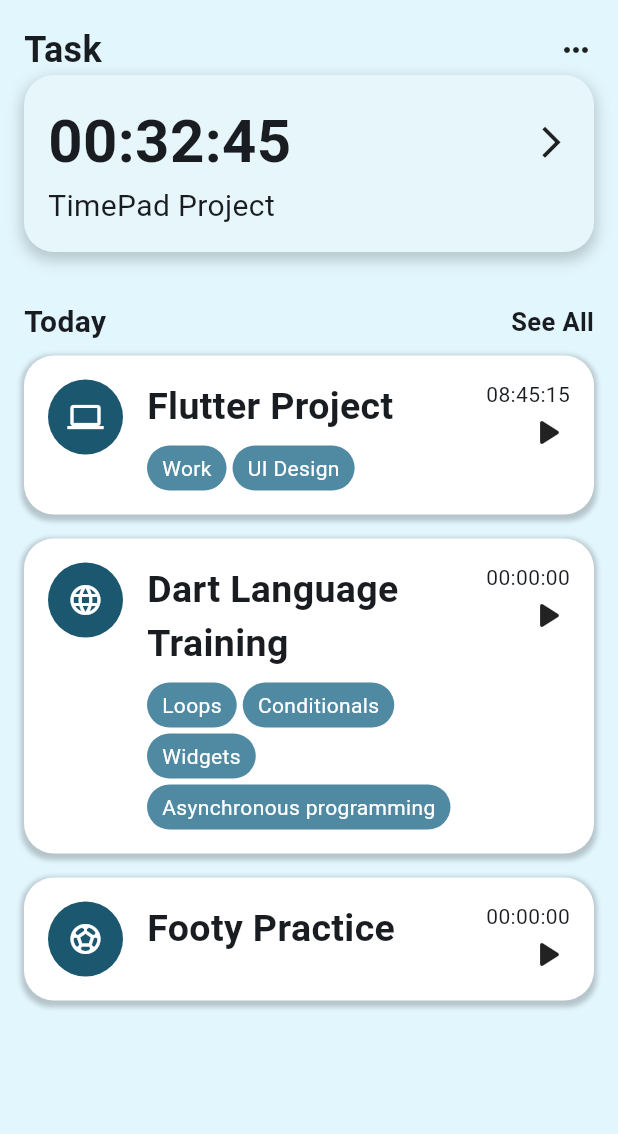
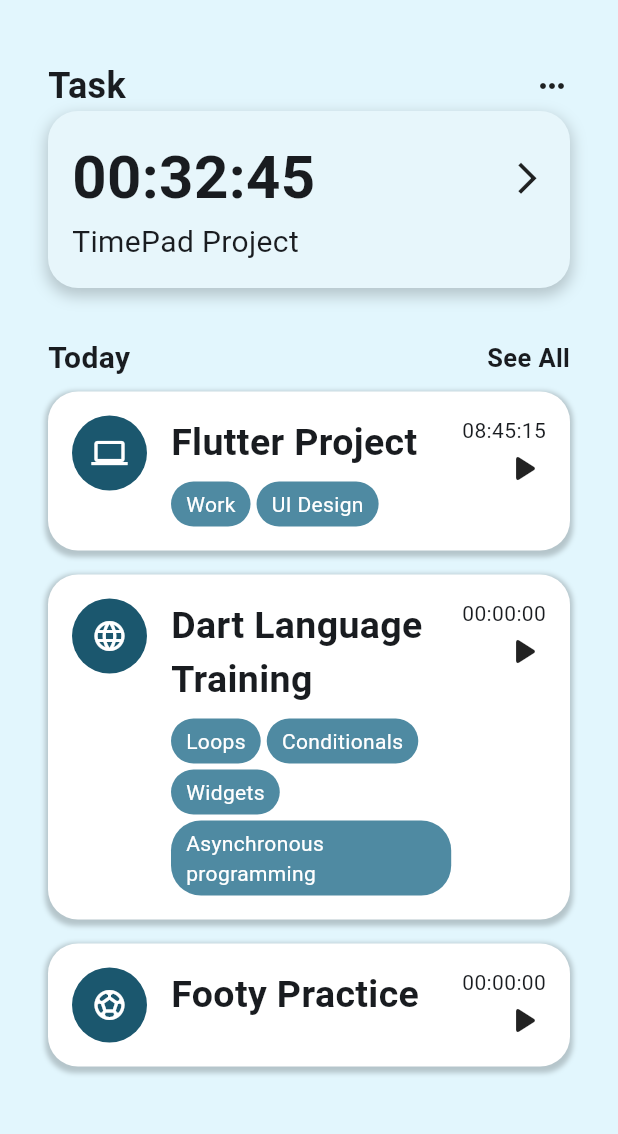
Before and after one commit to daiyaan-2000/TimeTracker, a Flutter app: the DashboardPage screen opened directly, on a phone screen of 412 x 824 dp, the part 84-1218 px from its top. Run offline on Flutter 3.47's test engine with Material 3 defaults, Android fonts, the phone set to English and light mode, and no system bars.

Commit message:
Side margins of 16 on outermost column

```diff
--- a/lib/pages/dashboard_page.dart
+++ b/lib/pages/dashboard_page.dart
@@ -12,8 +12,11 @@ class DashboardPage extends StatelessWidget {
       backgroundColor: Color.fromARGB(255, 226, 246, 253),
       body: SingleChildScrollView(
         padding: EdgeInsets.all(16),
+        child: Container(
+          margin: EdgeInsets.symmetric(horizontal: 16),
           child: Column(
             children: [
+              SizedBox(height: 24),
               Row(
                 mainAxisAlignment: MainAxisAlignment.spaceBetween,
                 children: [
@@ -64,6 +67,7 @@ class DashboardPage extends StatelessWidget {
                 timer: '00:00:00',
               ),
             ],
+          ),
         ),
       ),
     );
```
Lines whose indentation alone changed are shown as unchanged.
